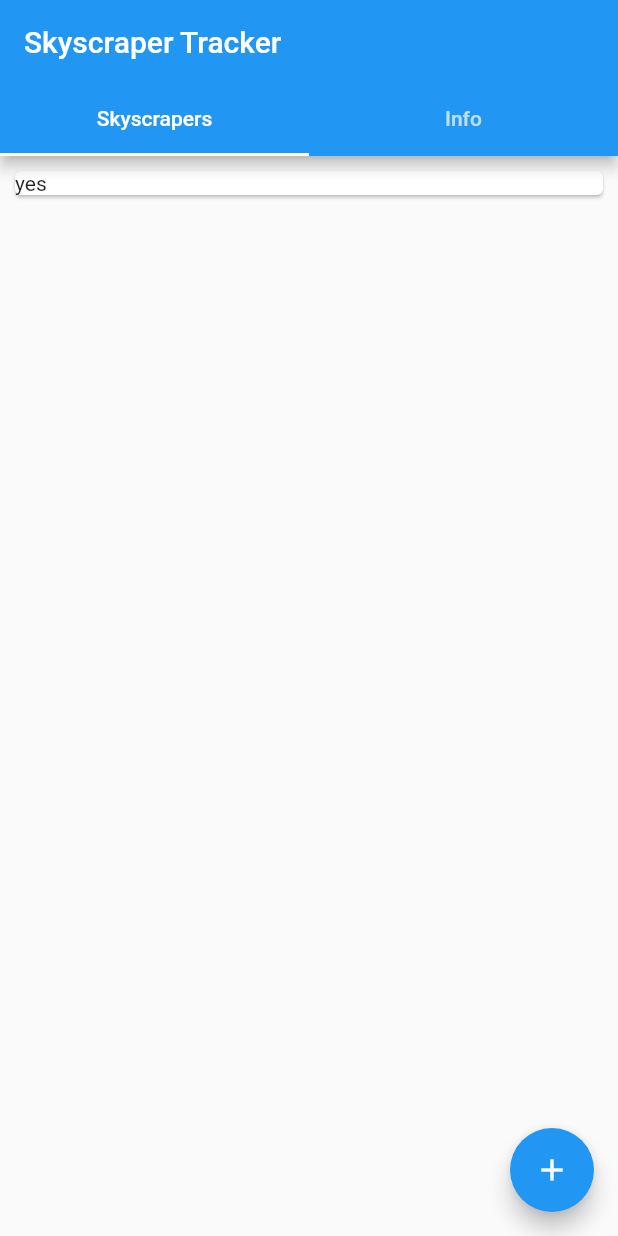
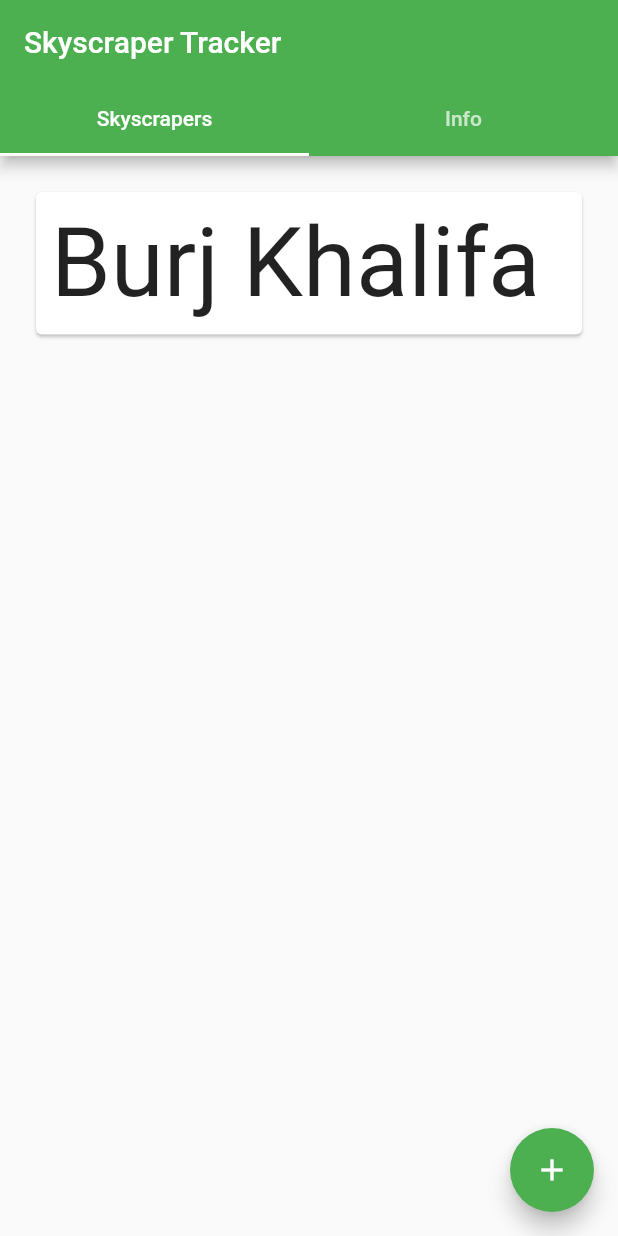
Before and after one commit to TheMkrage/Skyscraper-Tracker, a Flutter app: the screen it shows after launch, on a phone screen of 412 x 824 dp. Run offline on Flutter 3.47's test engine with Material 2 defaults, Android fonts, the phone set to English and light mode, and no system bars; Roboto replaces fonts that are missing (HelveticaNeue).

Commit message:
adjust font and messed around with style

```diff
--- a/lib/main.dart
+++ b/lib/main.dart
@@ -25,7 +25,7 @@ class MyApp extends StatelessWidget {
         // or simply save your changes to "hot reload" in a Flutter IDE).
         // Notice that the counter didn't reset back to zero; the application
         // is not restarted.
-        primarySwatch: Colors.blue,
+        primarySwatch: Colors.green,
         // This makes the visual density adapt to the platform that you run
         // the app on. For desktop platforms, the controls will be smaller and
         // closer together (more dense) than on mobile platforms.
@@ -45,7 +45,7 @@ class MyHomePage extends StatefulWidget {
 }
 
 class _MyHomePageState extends State<MyHomePage> {
-  List<Skyscraper> _skyscrapers = [Skyscraper(name: "yes")];
+  List<Skyscraper> _skyscrapers = [Skyscraper(name: "Burj Khalifa")];
   final List<Tab> tabs = <Tab>[
     Tab(text: 'Skyscrapers'),
     Tab(text: 'Info'),
--- a/lib/row/skyscraper_row.dart
+++ b/lib/row/skyscraper_row.dart
@@ -7,6 +7,12 @@ class SkyscraperRow extends StatelessWidget {
 
   @override
   Widget build(BuildContext context) {
-    return Card(child: Text(this.skyscraper.name));
+    return Card(
+      child: Padding(
+        padding: const EdgeInsets.all(10.0),
+        child: Text(this.skyscraper.name,
+            style: TextStyle(fontFamily: "HelveticaNeue", fontSize: 64.0)),
+      ),
+    );
   }
 }
--- a/lib/skyscraper_list_page.dart
+++ b/lib/skyscraper_list_page.dart
@@ -20,7 +20,7 @@ class _SkyscraperListPage extends State<SkyscraperListPage> {
     print(this.widget.skyscrapers);
     return Scaffold(
       body: ListView.builder(
-        padding: const EdgeInsets.all(6),
+        padding: const EdgeInsets.all(20),
         itemCount: this.widget.skyscrapers.length,
         itemBuilder: (BuildContext context, int index) {
           return SkyscraperRow(
```
